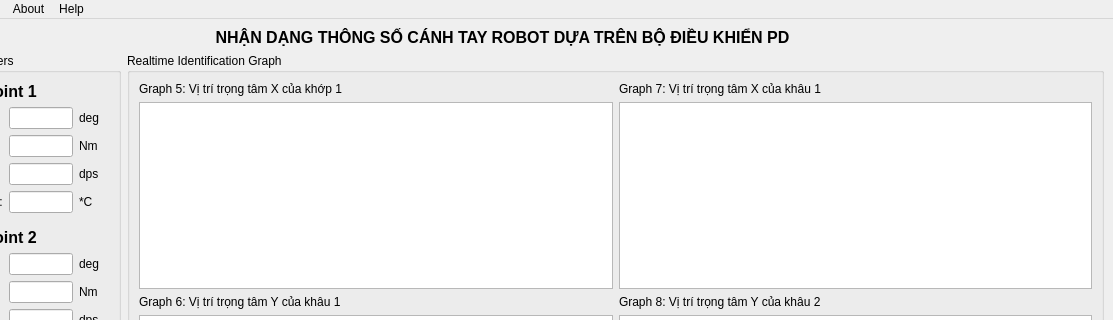
First picture: the form in gui.ui, repository duykienphan/DoAnRobot, before the edit; both pictures show x 108 to 1221 and y 0 to 320 of the 1221 by 959 pixel window.
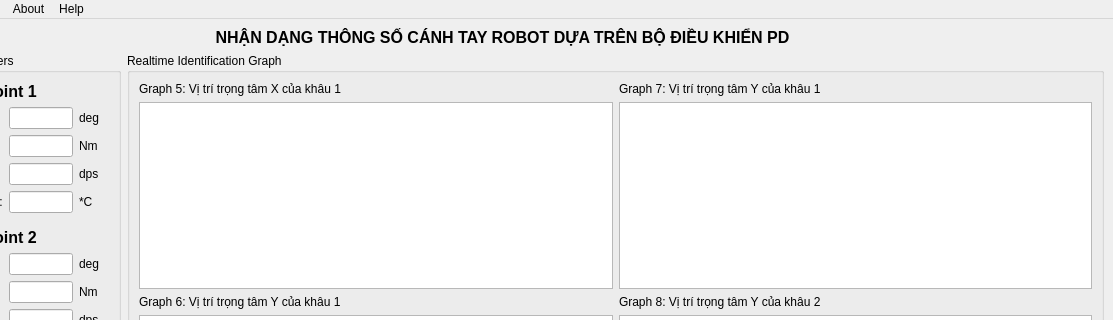
Second picture: the form after the edit. Custom widgets are drawn as their Qt base class.

Diff of the .ui file:
```diff
--- a/gui.ui
+++ b/gui.ui
@@ -1419,7 +1419,7 @@
               <item>
                <widget class="QLabel" name="label_32">
                 <property name="text">
-                 <string>Graph 7: Vị trí trọng tâm X của khâu 1</string>
+                 <string>Graph 7: Vị trí trọng tâm Y của khâu 1</string>
                 </property>
                </widget>
               </item>
@@ -1534,7 +1534,7 @@
               <item>
                <widget class="QLabel" name="label_31">
                 <property name="text">
-                 <string>Graph 5: Vị trí trọng tâm X của khớp 1</string>
+                 <string>Graph 5: Vị trí trọng tâm X của khâu 1</string>
                 </property>
                </widget>
               </item>
```
